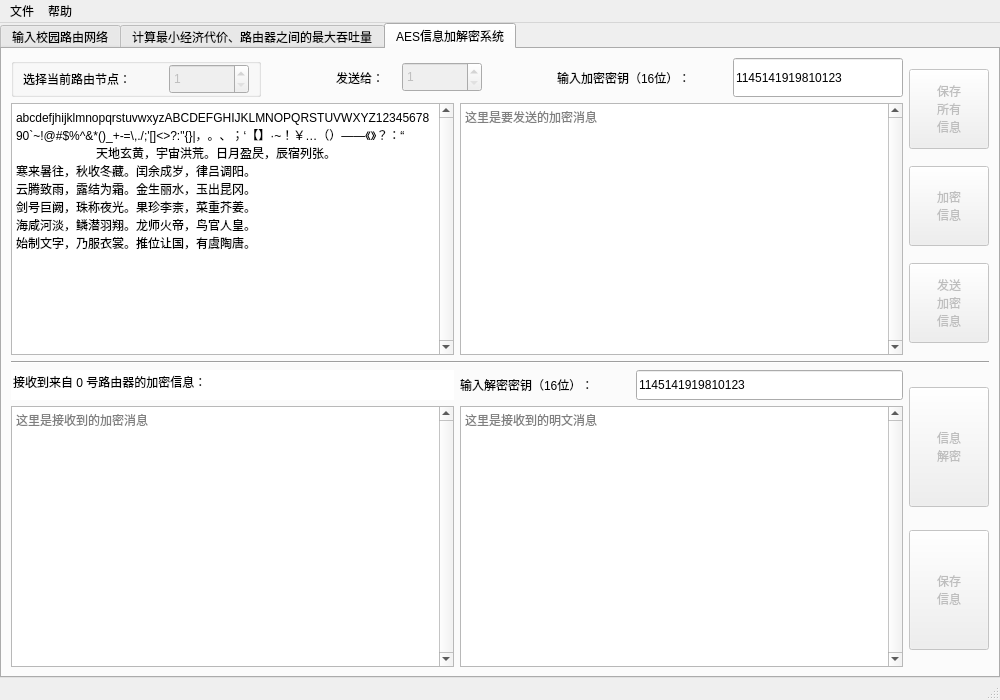
The window that campus_network_HCI.ui (R3c0ger/algorithm-design-homework) describes before a commit, drawn with Qt 5.
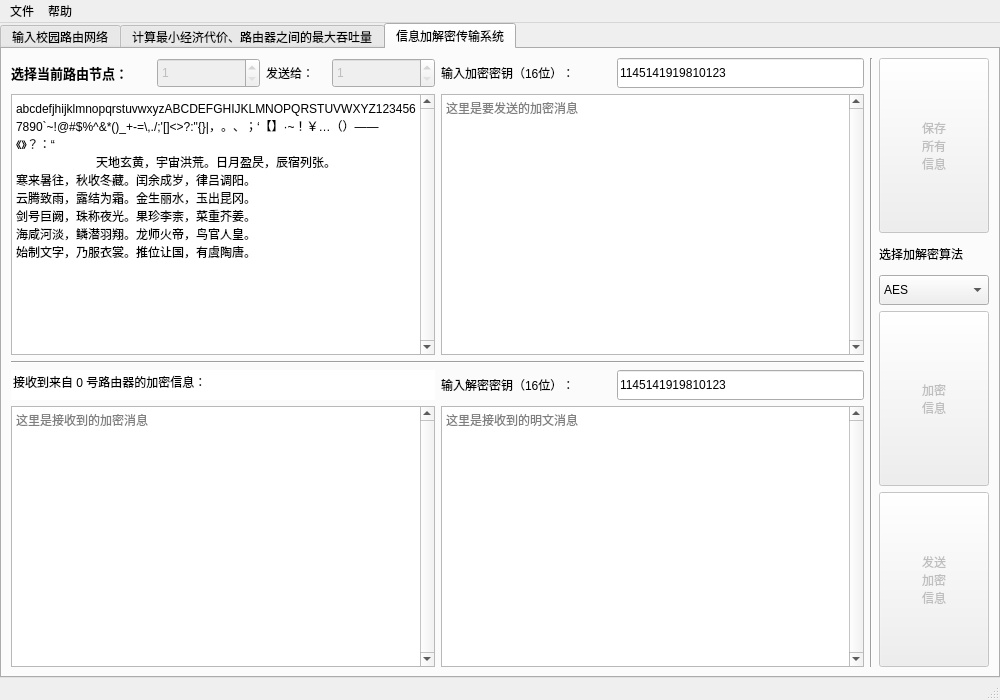
The same window after the commit. The open tabs and pages were chosen to show the change.

Commit message: feat: DES Crypto 23.11.23: Fix encryption algorithm and update dependencies

```diff
--- a/campus_network_HCI.ui
+++ b/campus_network_HCI.ui
@@ -1573,44 +1573,44 @@
       </widget>
       <widget class="QWidget" name="tab_aes">
        <attribute name="title">
-        <string>AES信息加解密系统</string>
+        <string>信息加解密传输系统</string>
        </attribute>
-       <layout class="QVBoxLayout" name="verticalLayout_26">
+       <layout class="QHBoxLayout" name="horizontalLayout_16">
         <item>
-         <layout class="QHBoxLayout" name="horizontalLayout_29">
+         <layout class="QVBoxLayout" name="verticalLayout_15">
           <item>
-           <layout class="QVBoxLayout" name="verticalLayout_23">
+           <layout class="QHBoxLayout" name="horizontalLayout_15">
             <item>
-             <layout class="QHBoxLayout" name="horizontalLayout_25">
+             <layout class="QVBoxLayout" name="verticalLayout_11">
               <item>
-               <widget class="QGroupBox" name="groupBox_9">
-                <property name="minimumSize">
-                 <size>
-                  <width>230</width>
-                  <height>30</height>
-                 </size>
-                </property>
-                <property name="title">
-                 <string/>
-                </property>
-                <layout class="QHBoxLayout" name="horizontalLayout_24">
-                 <property name="topMargin">
-                  <number>0</number>
-                 </property>
-                 <property name="bottomMargin">
-                  <number>0</number>
-                 </property>
+               <layout class="QHBoxLayout" name="horizontalLayout_13">
                  <item>
                   <widget class="QLabel" name="label_46">
+                  <property name="sizePolicy">
+                   <sizepolicy hsizetype="Fixed" vsizetype="Fixed">
+                    <horstretch>0</horstretch>
+                    <verstretch>0</verstretch>
+                   </sizepolicy>
+                  </property>
                    <property name="minimumSize">
                     <size>
                      <width>140</width>
                      <height>30</height>
                     </size>
                    </property>
+                  <property name="font">
+                   <font>
+                    <pointsize>10</pointsize>
+                    <weight>75</weight>
+                    <bold>true</bold>
+                   </font>
+                  </property>
                    <property name="text">
                     <string>选择当前路由节点：</string>
                    </property>
+                  <property name="alignment">
+                   <set>Qt::AlignLeading|Qt::AlignLeft|Qt::AlignVCenter</set>
+                  </property>
                   </widget>
                  </item>
                  <item>
@@ -1632,24 +1632,14 @@
                    </property>
                   </widget>
                  </item>
-                </layout>
-               </widget>
-              </item>
-              <item>
-               <spacer name="horizontalSpacer_5">
-                <property name="orientation">
-                 <enum>Qt::Horizontal</enum>
-                </property>
-                <property name="sizeHint" stdset="0">
-                 <size>
-                  <width>40</width>
-                  <height>20</height>
-                 </size>
-                </property>
-               </spacer>
-              </item>
               <item>
                <widget class="QLabel" name="label_44">
+                  <property name="sizePolicy">
+                   <sizepolicy hsizetype="Fixed" vsizetype="Fixed">
+                    <horstretch>0</horstretch>
+                    <verstretch>0</verstretch>
+                   </sizepolicy>
+                  </property>
                 <property name="minimumSize">
                  <size>
                   <width>60</width>
@@ -1665,6 +1655,9 @@
                 <property name="text">
                  <string>发送给：</string>
                 </property>
+                  <property name="alignment">
+                   <set>Qt::AlignLeading|Qt::AlignLeft|Qt::AlignVCenter</set>
+                  </property>
                </widget>
               </item>
               <item>
@@ -1686,67 +1679,8 @@
                 </property>
                </widget>
               </item>
-              <item>
-               <spacer name="horizontalSpacer_6">
-                <property name="orientation">
-                 <enum>Qt::Horizontal</enum>
-                </property>
-                <property name="sizeHint" stdset="0">
-                 <size>
-                  <width>40</width>
-                  <height>20</height>
-                 </size>
-                </property>
-               </spacer>
-              </item>
-              <item>
-               <widget class="QLabel" name="label_45">
-                <property name="minimumSize">
-                 <size>
-                  <width>170</width>
-                  <height>30</height>
-                 </size>
-                </property>
-                <property name="text">
-                 <string>输入加密密钥（16位）：</string>
-                </property>
-               </widget>
-              </item>
-              <item>
-               <widget class="QLineEdit" name="lineEdit_enkey">
-                <property name="minimumSize">
-                 <size>
-                  <width>170</width>
-                  <height>30</height>
-                 </size>
-                </property>
-                <property name="maximumSize">
-                 <size>
-                  <width>16777215</width>
-                  <height>40</height>
-                 </size>
-                </property>
-                <property name="statusTip">
-                 <string>输入16位密钥字符串</string>
-                </property>
-                <property name="whatsThis">
-                 <string>输入16位密钥字符串</string>
-                </property>
-                <property name="text">
-                 <string>1145141919810123</string>
-                </property>
-                <property name="dragEnabled">
-                 <bool>true</bool>
-                </property>
-                <property name="placeholderText">
-                 <string>请在这里输入16位密钥字符串</string>
-                </property>
-               </widget>
-              </item>
-             </layout>
-            </item>
-            <item>
-             <layout class="QHBoxLayout" name="horizontalLayout_26" stretch="1,1">
+               </layout>
+              </item>
               <item>
                <widget class="QTextBrowser" name="textBrowser_send_plain">
                 <property name="toolTip">
@@ -1788,6 +1722,73 @@
                 </property>
                </widget>
               </item>
+             </layout>
+            </item>
+            <item>
+             <layout class="QVBoxLayout" name="verticalLayout_14">
+              <item>
+               <layout class="QHBoxLayout" name="horizontalLayout_14">
+                <item>
+                 <widget class="QLabel" name="label_45">
+                  <property name="sizePolicy">
+                   <sizepolicy hsizetype="Fixed" vsizetype="Fixed">
+                    <horstretch>0</horstretch>
+                    <verstretch>0</verstretch>
+                   </sizepolicy>
+                  </property>
+                  <property name="minimumSize">
+                   <size>
+                    <width>170</width>
+                    <height>30</height>
+                   </size>
+                  </property>
+                  <property name="text">
+                   <string>输入加密密钥（16位）：</string>
+                  </property>
+                  <property name="alignment">
+                   <set>Qt::AlignLeading|Qt::AlignLeft|Qt::AlignVCenter</set>
+                  </property>
+                 </widget>
+                </item>
+                <item>
+                 <widget class="QLineEdit" name="lineEdit_enkey">
+                  <property name="sizePolicy">
+                   <sizepolicy hsizetype="Minimum" vsizetype="Fixed">
+                    <horstretch>0</horstretch>
+                    <verstretch>0</verstretch>
+                   </sizepolicy>
+                  </property>
+                  <property name="minimumSize">
+                   <size>
+                    <width>170</width>
+                    <height>30</height>
+                   </size>
+                  </property>
+                  <property name="maximumSize">
+                   <size>
+                    <width>16777215</width>
+                    <height>40</height>
+                   </size>
+                  </property>
+                  <property name="statusTip">
+                   <string>输入16位密钥字符串</string>
+                  </property>
+                  <property name="whatsThis">
+                   <string>输入16位密钥字符串</string>
+                  </property>
+                  <property name="text">
+                   <string>1145141919810123</string>
+                  </property>
+                  <property name="dragEnabled">
+                   <bool>true</bool>
+                  </property>
+                  <property name="placeholderText">
+                   <string>请在这里输入16位密钥字符串</string>
+                  </property>
+                 </widget>
+                </item>
+               </layout>
+              </item>
               <item>
                <widget class="QTextBrowser" name="textBrowser_send_en">
                 <property name="toolTip">
@@ -1815,74 +1816,6 @@
            </layout>
           </item>
           <item>
-           <layout class="QVBoxLayout" name="verticalLayout_24" stretch="1,1,1">
-            <item>
-             <widget class="QPushButton" name="pushButton_saveall">
-              <property name="enabled">
-               <bool>false</bool>
-              </property>
-              <property name="minimumSize">
-               <size>
-                <width>80</width>
-                <height>80</height>
-               </size>
-              </property>
-              <property name="text">
-               <string>保存
-所有
-信息</string>
-              </property>
-              <property name="shortcut">
-               <string>Ctrl+S</string>
-              </property>
-             </widget>
-            </item>
-            <item>
-             <widget class="QPushButton" name="pushButton_en">
-              <property name="enabled">
-               <bool>false</bool>
-              </property>
-              <property name="minimumSize">
-               <size>
-                <width>80</width>
-                <height>80</height>
-               </size>
-              </property>
-              <property name="text">
-               <string>加密
-信息</string>
-              </property>
-              <property name="shortcut">
-               <string>Ctrl+B</string>
-              </property>
-             </widget>
-            </item>
-            <item>
-             <widget class="QPushButton" name="pushButton_send">
-              <property name="enabled">
-               <bool>false</bool>
-              </property>
-              <property name="minimumSize">
-               <size>
-                <width>80</width>
-                <height>80</height>
-               </size>
-              </property>
-              <property name="text">
-               <string>发送
-加密
-信息</string>
-              </property>
-              <property name="shortcut">
-               <string>Alt+S</string>
-              </property>
-             </widget>
-            </item>
-           </layout>
-          </item>
-         </layout>
-        </item>
-        <item>
          <widget class="Line" name="line_5">
           <property name="orientation">
            <enum>Qt::Horizontal</enum>
@@ -1890,8 +1823,6 @@
          </widget>
         </item>
         <item>
-         <layout class="QHBoxLayout" name="horizontalLayout_30">
-          <item>
            <layout class="QHBoxLayout" name="horizontalLayout_28" stretch="1,1">
             <item>
              <layout class="QVBoxLayout" name="verticalLayout_21">
@@ -2026,44 +1957,184 @@
             </item>
            </layout>
           </item>
+         </layout>
+        </item>
           <item>
-           <layout class="QVBoxLayout" name="verticalLayout_25">
-            <item>
-             <widget class="QPushButton" name="pushButton_de">
-              <property name="enabled">
-               <bool>false</bool>
-              </property>
-              <property name="minimumSize">
-               <size>
-                <width>80</width>
-                <height>120</height>
-               </size>
-              </property>
-              <property name="text">
-               <string>信息
-解密</string>
+         <widget class="Line" name="line_3">
+          <property name="orientation">
+           <enum>Qt::Vertical</enum>
               </property>
              </widget>
             </item>
             <item>
-             <widget class="QPushButton" name="pushButton_save">
+         <layout class="QVBoxLayout" name="verticalLayout_13" stretch="4,1,4,4">
+          <item>
+           <widget class="QPushButton" name="pushButton_saveall">
               <property name="enabled">
                <bool>false</bool>
               </property>
+            <property name="sizePolicy">
+             <sizepolicy hsizetype="Minimum" vsizetype="Minimum">
+              <horstretch>0</horstretch>
+              <verstretch>0</verstretch>
+             </sizepolicy>
+            </property>
               <property name="minimumSize">
                <size>
-                <width>80</width>
-                <height>120</height>
+              <width>110</width>
+              <height>100</height>
+             </size>
+            </property>
+            <property name="maximumSize">
+             <size>
+              <width>100</width>
+              <height>16777215</height>
                </size>
               </property>
               <property name="text">
                <string>保存
+所有
 信息</string>
               </property>
+            <property name="shortcut">
+             <string>Ctrl+S</string>
+            </property>
+           </widget>
+          </item>
+          <item>
+           <layout class="QVBoxLayout" name="verticalLayout_12">
+            <item>
+             <widget class="QLabel" name="label_22">
+              <property name="sizePolicy">
+               <sizepolicy hsizetype="Preferred" vsizetype="Fixed">
+                <horstretch>0</horstretch>
+                <verstretch>0</verstretch>
+               </sizepolicy>
+              </property>
+              <property name="minimumSize">
+               <size>
+                <width>110</width>
+                <height>30</height>
+               </size>
+              </property>
+              <property name="maximumSize">
+               <size>
+                <width>100</width>
+                <height>30</height>
+               </size>
+              </property>
+              <property name="text">
+               <string>选择加解密算法</string>
+              </property>
+              <property name="alignment">
+               <set>Qt::AlignLeading|Qt::AlignLeft|Qt::AlignVCenter</set>
+              </property>
+             </widget>
+            </item>
+            <item>
+             <widget class="QComboBox" name="comboBox_algorithm">
+              <property name="minimumSize">
+               <size>
+                <width>110</width>
+                <height>30</height>
+               </size>
+              </property>
+              <property name="maximumSize">
+               <size>
+                <width>100</width>
+                <height>30</height>
+               </size>
+              </property>
+              <item>
+               <property name="text">
+                <string>AES</string>
+               </property>
+              </item>
+              <item>
+               <property name="text">
+                <string>DES</string>
+               </property>
+              </item>
+              <item>
+               <property name="text">
+                <string>SM3</string>
+               </property>
+              </item>
              </widget>
             </item>
            </layout>
           </item>
+          <item>
+           <widget class="QPushButton" name="pushButton_en">
+            <property name="enabled">
+             <bool>false</bool>
+            </property>
+            <property name="sizePolicy">
+             <sizepolicy hsizetype="Minimum" vsizetype="Minimum">
+              <horstretch>0</horstretch>
+              <verstretch>0</verstretch>
+             </sizepolicy>
+            </property>
+            <property name="minimumSize">
+             <size>
+              <width>110</width>
+              <height>100</height>
+             </size>
+            </property>
+            <property name="maximumSize">
+             <size>
+              <width>100</width>
+              <height>16777215</height>
+             </size>
+            </property>
+            <property name="sizeIncrement">
+             <size>
+              <width>0</width>
+              <height>0</height>
+             </size>
+            </property>
+            <property name="text">
+             <string>加密
+信息</string>
+            </property>
+            <property name="shortcut">
+             <string>Ctrl+B</string>
+            </property>
+           </widget>
+          </item>
+          <item>
+           <widget class="QPushButton" name="pushButton_send">
+            <property name="enabled">
+             <bool>false</bool>
+            </property>
+            <property name="sizePolicy">
+             <sizepolicy hsizetype="Minimum" vsizetype="Minimum">
+              <horstretch>0</horstretch>
+              <verstretch>0</verstretch>
+             </sizepolicy>
+            </property>
+            <property name="minimumSize">
+             <size>
+              <width>110</width>
+              <height>100</height>
+             </size>
+            </property>
+            <property name="maximumSize">
+             <size>
+              <width>100</width>
+              <height>16777215</height>
+             </size>
+            </property>
+            <property name="text">
+             <string>发送
+加密
+信息</string>
+            </property>
+            <property name="shortcut">
+             <string>Alt+S</string>
+            </property>
+           </widget>
+          </item>
          </layout>
         </item>
        </layout>
```
Left out of the diff: 12 changed lines with no effect on the pictures. Lines whose indentation alone changed are shown as unchanged. The commit also changes 7 other files.
